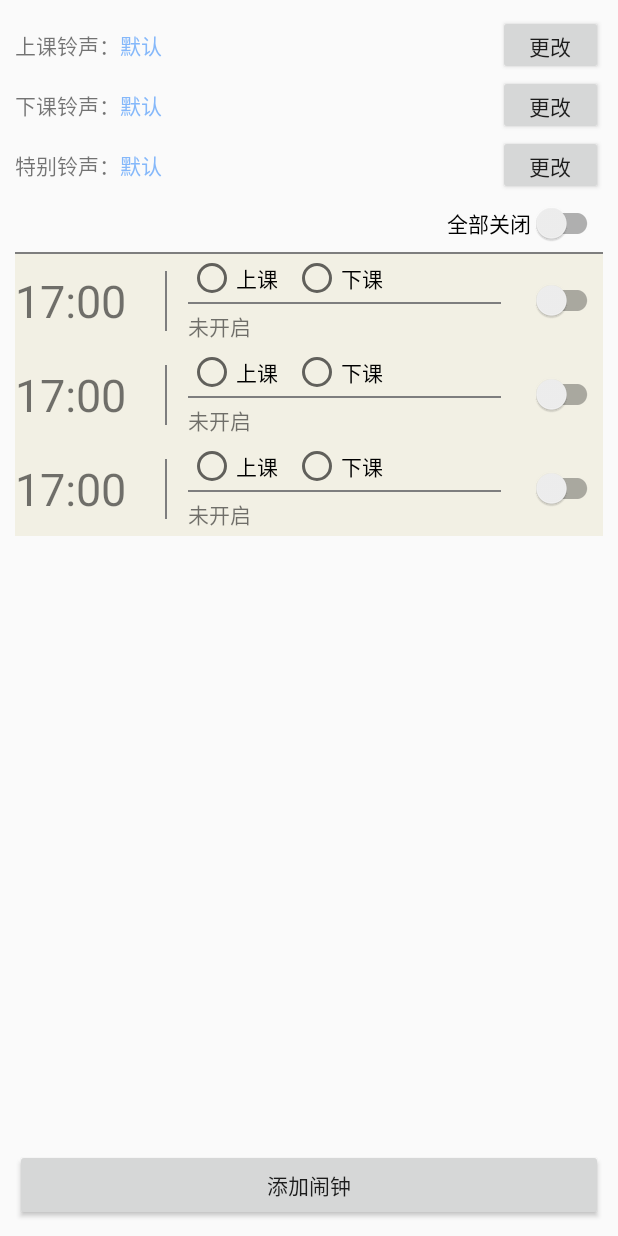
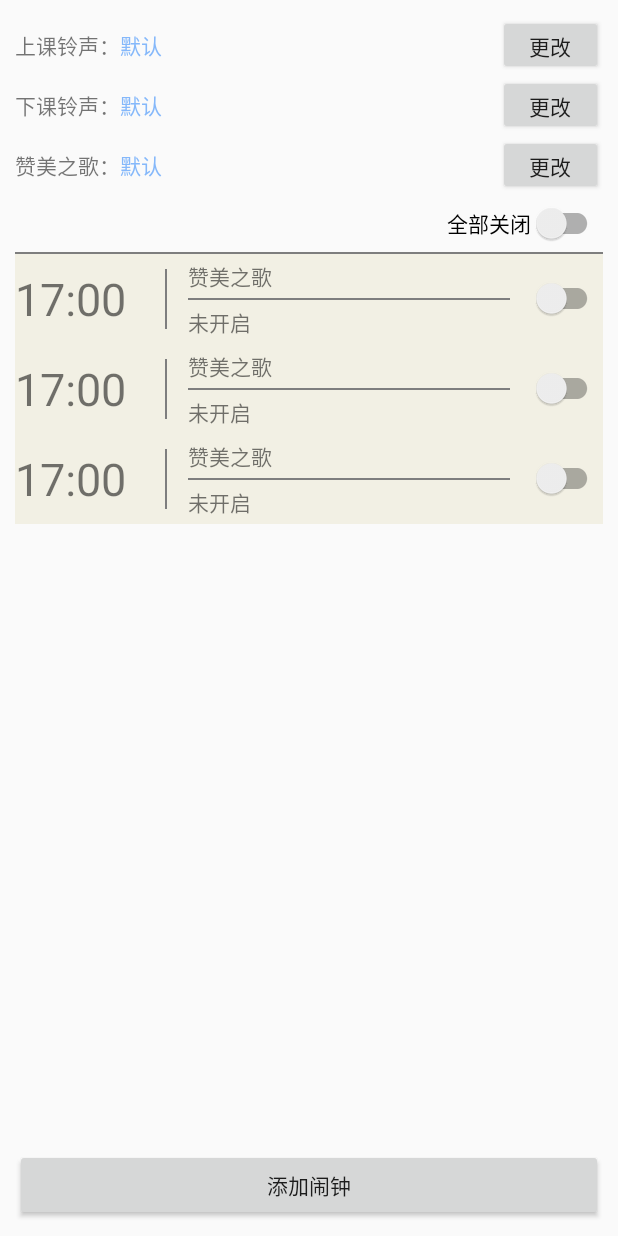
Before and after one commit to SimonX15/RingInSchool, an Android app: the layout activity_main.xml on its own in the app's theme, with its tools: preview values and no code run, on a phone screen of 412 x 824 dp. Run offline under Robolectric (Android 15) with nearby library versions, the phone set to English and light mode, and no system bars.

Commit message:
0.1：三种铃声

```diff
--- a/app/src/main/java/com/app/simon/ringinschool/alarm/models/Alarm.kt
+++ b/app/src/main/java/com/app/simon/ringinschool/alarm/models/Alarm.kt
@@ -28,12 +28,12 @@ open class Alarm(
         var alarmType: Int? = null
 
 ) : RealmModel {
-    /** 恩典之歌 */
-    val TYPE_GRACE = -1
     /** 上课铃 */
     val TYPE_START = 0
     /** 下课铃 */
     val TYPE_END = 1
+    /** 恩典之歌 */
+    val TYPE_GRACE = 2
 
     /** 标准时间 */
     fun standardTime(): String {
--- a/app/src/main/java/com/app/simon/ringinschool/ring/models/Ring.kt
+++ b/app/src/main/java/com/app/simon/ringinschool/ring/models/Ring.kt
@@ -12,7 +12,8 @@ import io.realm.annotations.RealmClass
 @RealmClass
 open class Ring(
         var startMusic: Music? = null, //上课铃声
-        var endMusic: Music? = null //下课铃声
+        var endMusic: Music? = null, //下课铃声
+        var graceMusic: Music? = null //恩典之歌
 
 ) : RealmModel {
 
--- a/app/src/main/res/layout/activity_main.xml
+++ b/app/src/main/res/layout/activity_main.xml
@@ -67,7 +67,7 @@
         <TextView
             android:layout_width="wrap_content"
             android:layout_height="wrap_content"
-            android:text="特别铃声："/>
+            android:text="赞美之歌："/>
 
         <TextView
             android:id="@+id/tv_alarm_grace"
--- a/app/src/main/res/layout/item_alarm.xml
+++ b/app/src/main/res/layout/item_alarm.xml
@@ -18,35 +18,24 @@
     <TextView
         android:layout_width="1dp"
         android:layout_height="40dp"
-        android:layout_marginEnd="14dp"
         android:background="#7e7e7e"/>
 
     <LinearLayout
         android:layout_width="0dp"
         android:layout_height="wrap_content"
         android:layout_weight="1"
-        android:orientation="vertical">
+        android:orientation="vertical"
+        android:paddingEnd="14dp"
+        android:paddingStart="14dp">
 
-        <RadioGroup
+        <TextView
+            android:id="@+id/tv_music_name"
             android:layout_width="match_parent"
             android:layout_height="wrap_content"
-            android:orientation="horizontal">
-
-            <RadioButton
-                android:id="@+id/rb_class_start"
-                android:layout_width="wrap_content"
-                android:layout_height="match_parent"
-                android:text="上课"
-                android:textSize="14sp"/>
-
-            <RadioButton
-                android:id="@+id/rb_class_end"
-                android:layout_width="wrap_content"
-                android:layout_height="match_parent"
-                android:layout_marginStart="10dp"
-                android:text="下课"
-                android:textSize="14sp"/>
-        </RadioGroup>
+            android:paddingBottom="4dp"
+            android:paddingTop="4dp"
+            android:text="赞美之歌"
+            android:textSize="14sp"/>
 
         <TextView
             android:layout_width="match_parent"
@@ -68,7 +57,6 @@
         android:id="@+id/switch_compat"
         android:layout_width="wrap_content"
         android:layout_height="wrap_content"
-        android:layout_gravity="end|center_vertical"
-        android:layout_marginStart="20dp"/>
+        android:layout_gravity="end|center_vertical"/>
 
 </LinearLayout>
```
Also changed, not shown: app/src/main/java/com/app/simon/ringinschool/App.kt (+8 -3 lines), app/src/main/java/com/app/simon/ringinschool/alarm/adapter/AlarmAdapter.kt (+12 -7 lines), 5 other files.
